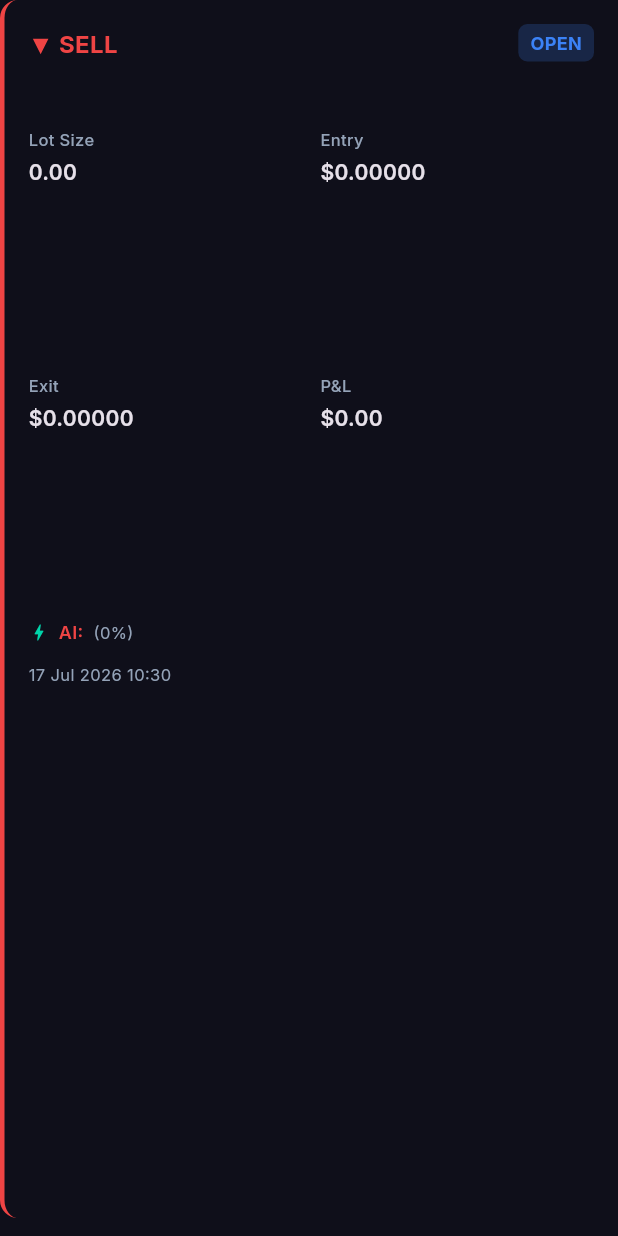
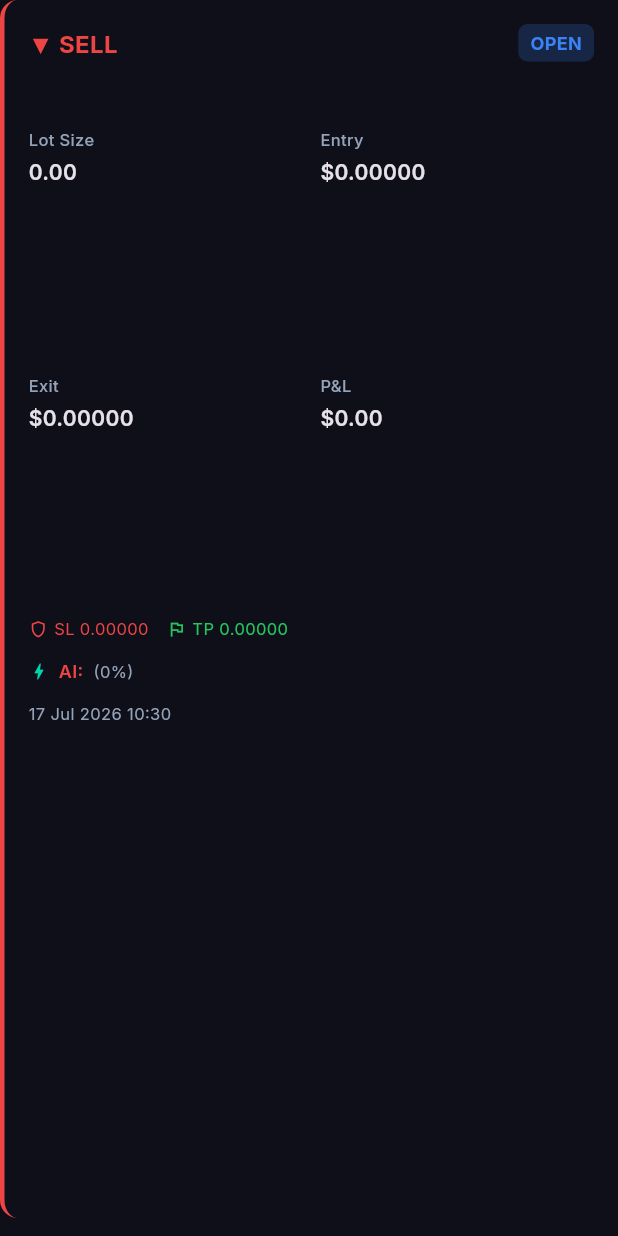
Before and after one commit to Gerald-bit0rgb/deriv-trading-platform, a Flutter app: the TradeCard widget shown alone on an empty page, opened directly with empty values, on a phone screen of 412 x 824 dp. Run offline on Flutter 3.47's test engine with Material 3 defaults, Android fonts, the phone set to English and light mode, and no system bars; our stand-ins replace dio, fl_chart, flutter_animate, flutter_local_notifications, flutter_riverpod, flutter_secure_storage and 4 more; missing offline and left inert: flutter_background_service; accounts and stored records are empty; network calls fail; statements that could not run were skipped.

Commit message:
Add ATR SL/TP UI, entry timeframe dropdown, trade card SL/TP display

```diff
--- a/frontend/lib/data/models/trade_model.dart
+++ b/frontend/lib/data/models/trade_model.dart
@@ -10,6 +10,8 @@ class TradeModel {
   final double? profit;
   final double? entryPrice;
   final double? exitPrice;
+  final double? stopLossPrice;
+  final double? takeProfitPrice;
   final String status;
   final bool? isWin;
   final String? aiSignal;
@@ -29,6 +31,8 @@ class TradeModel {
     this.profit,
     this.entryPrice,
     this.exitPrice,
+    this.stopLossPrice,
+    this.takeProfitPrice,
     this.status = 'open',
     this.isWin,
     this.aiSignal,
@@ -50,6 +54,8 @@ class TradeModel {
       profit: (json['profit'] as num?)?.toDouble(),
       entryPrice: (json['entry_price'] as num?)?.toDouble(),
       exitPrice: (json['exit_price'] as num?)?.toDouble(),
+      stopLossPrice: (json['stop_loss_price'] as num?)?.toDouble(),
+      takeProfitPrice: (json['take_profit_price'] as num?)?.toDouble(),
       status: json['status'] as String? ?? 'open',
       isWin: json['is_win'] as bool?,
       aiSignal: json['ai_signal'] as String?,
--- a/frontend/lib/presentation/widgets/trade/trade_card.dart
+++ b/frontend/lib/presentation/widgets/trade/trade_card.dart
@@ -151,6 +151,33 @@ class TradeCard extends StatelessWidget {
             ],
           ),
 
+          // ATR Stop Loss / Take Profit (if set)
+          if (trade.stopLossPrice != null || trade.takeProfitPrice != null) ...[
+            const SizedBox(height: 10),
+            Row(
+              children: [
+                if (trade.stopLossPrice != null) ...[
+                  const Icon(Icons.shield_outlined, size: 13, color: AppColors.danger),
+                  const SizedBox(width: 4),
+                  Text(
+                    'SL ${trade.stopLossPrice!.toStringAsFixed(5)}',
+                    style: const TextStyle(color: AppColors.danger, fontSize: 11),
+                  ),
+                ],
+                if (trade.stopLossPrice != null && trade.takeProfitPrice != null)
+                  const SizedBox(width: 12),
+                if (trade.takeProfitPrice != null) ...[
+                  const Icon(Icons.flag_outlined, size: 13, color: AppColors.success),
+                  const SizedBox(width: 4),
+                  Text(
+                    'TP ${trade.takeProfitPrice!.toStringAsFixed(5)}',
+                    style: const TextStyle(color: AppColors.success, fontSize: 11),
+                  ),
+                ],
+              ],
+            ),
+          ],
+
           // AI Signal (if available)
           if (trade.aiSignal != null) ...[
             const SizedBox(height: 12),
```
Also changed, not shown: frontend/lib/data/models/strategy_settings_model.dart (+29 -2 lines), frontend/lib/presentation/screens/strategy/strategy_screen.dart (+63 -1 lines).
